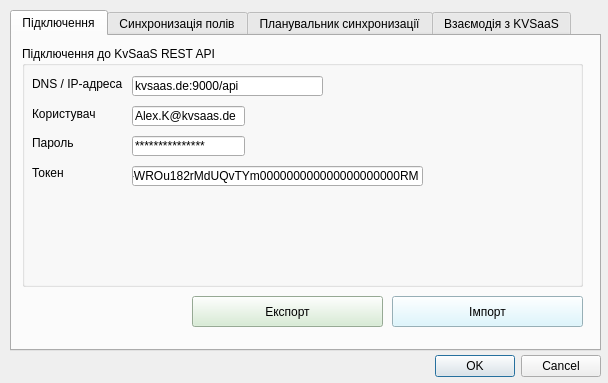
Qt form kvsaasexpimp/kvsaasexpimp_dialog_base.ui (PaulNSkiba/KvSaaSQGISPlagin) before a commit.
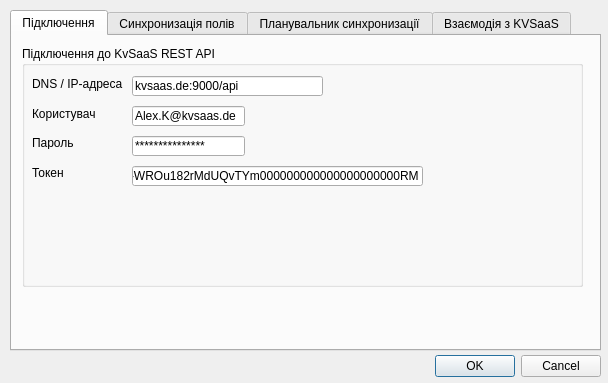
The same form after that commit. The open tabs and pages were chosen to show the change. Custom widgets are drawn as their Qt base class.

```diff
--- a/kvsaasexpimp/kvsaasexpimp_dialog_base.ui
+++ b/kvsaasexpimp/kvsaasexpimp_dialog_base.ui
@@ -45,44 +45,6 @@
     <attribute name="title">
      <string>Підключення</string>
     </attribute>
-    <widget class="QPushButton" name="pushButton_2">
-     <property name="geometry">
-      <rect>
-       <x>380</x>
-       <y>260</y>
-       <width>191</width>
-       <height>31</height>
-      </rect>
-     </property>
-     <property name="autoFillBackground">
-      <bool>false</bool>
-     </property>
-     <property name="styleSheet">
-      <string notr="true">background-color:rgb(212, 245, 255)</string>
-     </property>
-     <property name="text">
-      <string>Імпорт</string>
-     </property>
-    </widget>
-    <widget class="QPushButton" name="pushButton">
-     <property name="geometry">
-      <rect>
-       <x>180</x>
-       <y>260</y>
-       <width>191</width>
-       <height>31</height>
-      </rect>
-     </property>
-     <property name="autoFillBackground">
-      <bool>false</bool>
-     </property>
-     <property name="styleSheet">
-      <string notr="true">background-color:rgb(210, 236, 207)</string>
-     </property>
-     <property name="text">
-      <string>Експорт</string>
-     </property>
-    </widget>
     <widget class="QGroupBox" name="groupBox">
      <property name="geometry">
       <rect>
```
Left out of the diff: 53 changed lines with no effect on the pictures.
